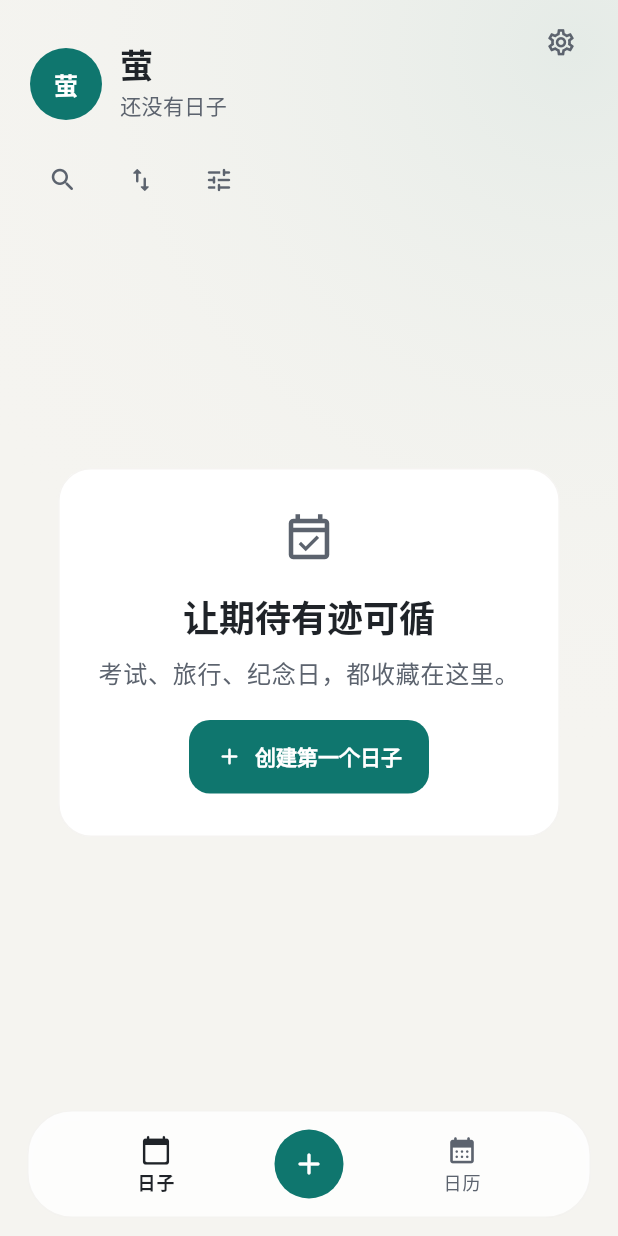
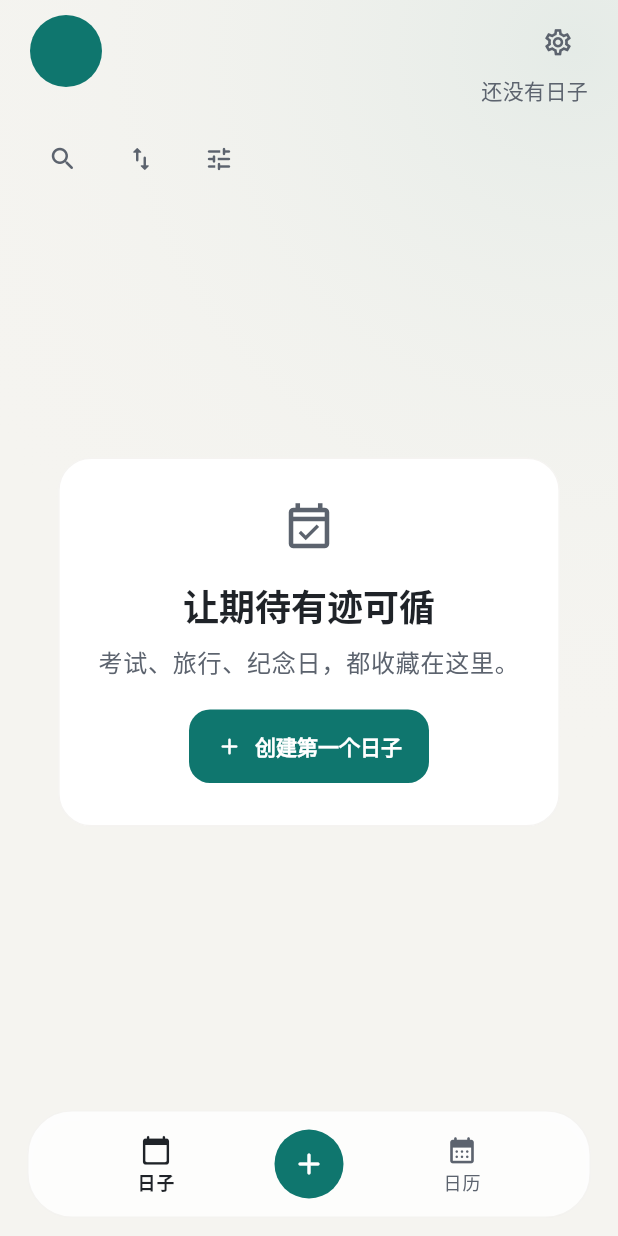
Before and after one commit to jiuxina/ying, a Flutter app: the HomePage screen opened directly, on a phone screen of 412 x 824 dp. Run offline on Flutter 3.47's test engine with Material 3 defaults, Android fonts, the phone set to English and light mode, and no system bars; our stand-ins replace file_picker, flutter_local_notifications, flutter_riverpod, flutter_timezone, image_cropper, image_picker and 2 more; missing offline and left inert: home_widget, lunar, pointycastle; accounts and stored records are empty; network calls fail; Roboto replaces fonts that are missing (PingFang SC); statements that could not run were skipped.

Commit message:
feat(home): 设置按钮固定到顶栏并对齐头像

```diff
--- a/lib/ui/home_page.dart
+++ b/lib/ui/home_page.dart
@@ -30,6 +30,7 @@
   Widget build(BuildContext context) {
     final state = ref.watch(appControllerProvider);
     final wide = MediaQuery.sizeOf(context).width >= 760;
+    final active = state.events.where((event) => !event.isCompleted).length;
     final pages = [
       _EventsPage(
         events: state.events,
@@ -61,18 +62,32 @@
                       ),
                     ),
                   Expanded(
-                    child: IndexedStack(index: selectedIndex, children: pages),
+                    child: Column(
+                      children: [
+                        Padding(
+                          padding: EdgeInsets.fromLTRB(
+                            wide ? 34 : 20,
+                            8,
+                            20,
+                            0,
+                          ),
+                          child: _HomeTopBar(
+                            active: active,
+                            avatarPath: state.settings.avatarPath,
+                            onAdd: _openForm,
+                            onSettings: _openSettings,
+                          ),
+                        ),
+                        Expanded(
+                          child: IndexedStack(
+                            index: selectedIndex,
+                            children: pages,
+                          ),
                         ),
                       ],
                     ),
                   ),
-            Positioned(
-              top: MediaQuery.paddingOf(context).top + 8,
-              right: 18,
-              child: GlassIconButton(
-                icon: Icons.settings_outlined,
-                tooltip: '设置',
-                onPressed: _openSettings,
+                ],
               ),
             ),
             if (state.latestUndo != null)
@@ -227,18 +242,12 @@
             child: Padding(
               padding: EdgeInsets.fromLTRB(
                 MediaQuery.sizeOf(context).width >= 760 ? 34 : 20,
-                28,
+                14,
                 20,
                 14,
               ),
               child: Column(
                 children: [
-                  _HeroHeader(
-                    active: active,
-                    avatarPath: widget.settings.avatarPath,
-                    onAdd: widget.onAdd,
-                  ),
-                  const SizedBox(height: 18),
                   EventFilterBar(
                     controller: searchController,
                     searchExpanded: searchExpanded,
@@ -648,68 +657,58 @@
   }
 }
 
-class _HeroHeader extends StatelessWidget {
-  const _HeroHeader({
+class _HomeTopBar extends StatelessWidget {
+  const _HomeTopBar({
     required this.active,
     required this.avatarPath,
     required this.onAdd,
+    required this.onSettings,
   });
 
   final int active;
   final String avatarPath;
   final VoidCallback onAdd;
+  final VoidCallback onSettings;
 
   @override
   Widget build(BuildContext context) {
     final wide = MediaQuery.sizeOf(context).width >= 760;
     return Row(
-      crossAxisAlignment: CrossAxisAlignment.end,
+      crossAxisAlignment: CrossAxisAlignment.start,
       children: [
-        CircleAvatar(
+        Padding(
+          padding: const EdgeInsets.only(top: 2),
+          child: CircleAvatar(
             radius: 24,
             backgroundColor: Theme.of(context).colorScheme.primary,
             backgroundImage: avatarImage(avatarPath),
-          child: avatarImage(avatarPath) == null
-              ? const Text(
-                  '萤',
-                  style: TextStyle(
-                    color: Colors.white,
-                    fontWeight: FontWeight.w700,
           ),
-                )
-              : null,
+        ),
+        const Spacer(),
+        if (wide) ...[
+          FilledButton.icon(
+            onPressed: onAdd,
+            icon: const Icon(Icons.add_rounded),
+            label: const Text('新建日子'),
           ),
           const SizedBox(width: 12),
-        Expanded(
-          child: Column(
-            crossAxisAlignment: CrossAxisAlignment.start,
+        ],
+        Column(
+          crossAxisAlignment: CrossAxisAlignment.end,
           children: [
-              Text(
-                '萤',
-                style: Theme.of(context).textTheme.titleLarge?.copyWith(
-                  fontWeight: FontWeight.w700,
-                  letterSpacing: 0,
+            GlassIconButton(
+              key: const ValueKey('home-settings'),
+              icon: Icons.settings_outlined,
+              tooltip: '设置',
+              onPressed: onSettings,
             ),
-              ),
-              const SizedBox(height: 4),
+            const SizedBox(height: 2),
             Text(
               active == 0 ? '还没有日子' : '$active 个待完成',
               style: Theme.of(context).textTheme.bodyMedium?.copyWith(
                 color: Theme.of(context).colorScheme.onSurfaceVariant,
               ),
             ),
-            ],
-          ),
-        ),
-        if (wide)
-          Row(
-            children: [
-              FilledButton.icon(
-                onPressed: onAdd,
-                icon: const Icon(Icons.add_rounded),
-                label: const Text('新建日子'),
-              ),
-              const SizedBox(width: 56),
           ],
         ),
       ],
```
Also changed, not shown: 4 other files. Lines whose indentation alone changed are shown as unchanged.
